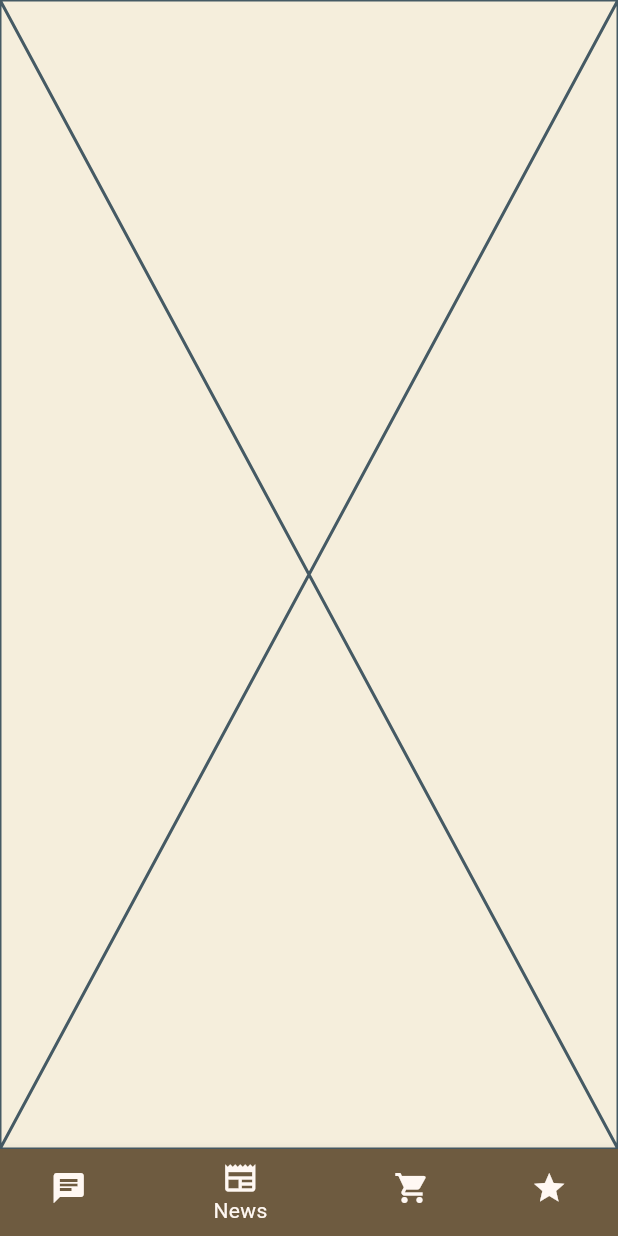
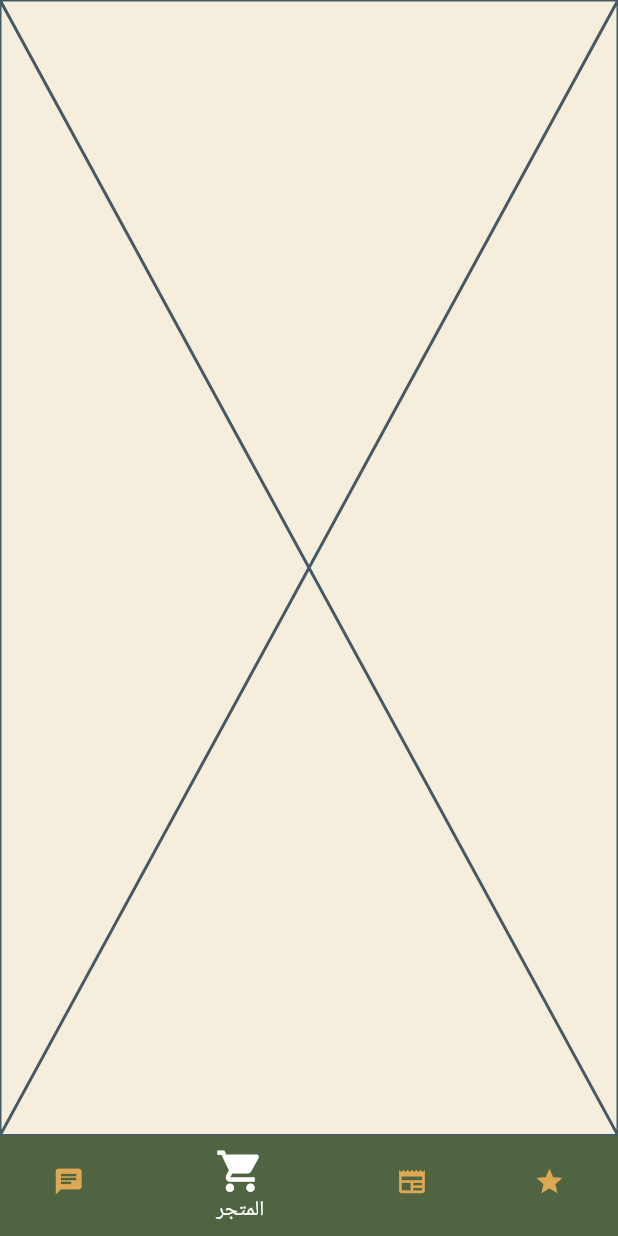
Before and after one commit to MohamedElkady0/chat, a Flutter app: the screen it shows after launch, item 2 of the bottom bar chosen, on a phone screen of 412 x 824 dp. Run offline on Flutter 3.47's test engine with Material 3 defaults, Android fonts, the phone set to English and light mode, and no system bars; our stand-ins replace firebase_auth, firebase_core, flutter_map, font_awesome_flutter, geocoding, geolocator and 4 more; accounts and stored records are empty; Roboto replaces fonts that are missing (Cairo).

```diff
--- a/analysis_options.yaml
+++ b/analysis_options.yaml
@@ -10,6 +10,8 @@
 analyzer:
   errors:
     deprecated_member_use: false
+    avoid_print: false
+    unused_field: false
 
 include: package:flutter_lints/flutter.yaml
 
--- a/lib/fetcher/presentation/views/home/home.dart
+++ b/lib/fetcher/presentation/views/home/home.dart
@@ -1,4 +1,5 @@
 import 'package:flutter/material.dart';
+import 'package:my_chat/core/config/config_app.dart';
 import 'package:my_chat/fetcher/presentation/views/home/widget/chat_w.dart';
 import 'package:my_chat/fetcher/presentation/views/home/widget/enjoyment.dart';
 import 'package:my_chat/fetcher/presentation/views/home/widget/news.dart';
@@ -12,46 +13,56 @@ class HomePage extends StatefulWidget {
 }
 
 class _HomePageState extends State<HomePage> {
-  List<Widget> items = [ChatW(), News(), Shop(), Enjoyment()];
+  int _currentIndex = 0;
 
-  int currentIndex = 0;
+  List<Widget> pages = [ChatW(), News(), Shop(), Enjoyment()];
 
   @override
   Widget build(BuildContext context) {
-    // الوصول إلى الـ provider لتغيير السمة
+    ConfigApp.initConfig(context);
+    double w = ConfigApp.width;
 
-    return Scaffold(
-      body: items[currentIndex],
-      bottomNavigationBar: BottomNavigationBar(
-        items:
-            items.map((item) {
-              return BottomNavigationBarItem(
-                backgroundColor:
-                    item is ChatW
-                        ? Theme.of(context).colorScheme.primary
-                        : item is News
-                        ? Theme.of(context).colorScheme.secondary
-                        : item is Shop
-                        ? Theme.of(context).colorScheme.tertiary
-                        : Theme.of(context).colorScheme.primaryContainer,
-                icon: Icon(
-                  item is ChatW
-                      ? Icons.chat
-                      : item is News
-                      ? Icons.newspaper
-                      : item is Shop
-                      ? Icons.shopping_cart
-                      : Icons.star,
-                ),
-                label: item.runtimeType.toString(),
-              );
-            }).toList(),
-        currentIndex: currentIndex,
-        onTap: (index) {
-          setState(() {
-            currentIndex = index;
-          });
-        },
+    return SafeArea(
+      child: Scaffold(
+        body: pages[_currentIndex],
+        bottomNavigationBar: BottomNavigationBar(
+          elevation: 0,
+          type: BottomNavigationBarType.shifting,
+          selectedIconTheme: Theme.of(context).iconTheme.copyWith(
+            color: Theme.of(context).colorScheme.onTertiary,
+            size: w * 0.08,
+          ),
+          selectedItemColor: Theme.of(context).colorScheme.onTertiary,
+          unselectedItemColor: Theme.of(context).colorScheme.primary,
+
+          unselectedIconTheme: Theme.of(context).iconTheme.copyWith(
+            color: Theme.of(context).colorScheme.primary,
+            size: w * 0.05,
+          ),
+
+          onTap: (value) {
+            setState(() {
+              _currentIndex = value;
+            });
+          },
+          currentIndex: _currentIndex,
+          items: [
+            BottomNavigationBarItem(
+              icon: Icon(Icons.chat),
+              label: 'الدردشات',
+              backgroundColor: Theme.of(context).colorScheme.tertiary,
+            ),
+            BottomNavigationBarItem(
+              icon: Icon(Icons.shopping_cart),
+              label: 'المتجر',
+            ),
+            BottomNavigationBarItem(
+              icon: Icon(Icons.newspaper),
+              label: 'الأخبار',
+            ),
+            BottomNavigationBarItem(icon: Icon(Icons.star), label: 'ترفيه'),
+          ],
+        ),
       ),
     );
   }
--- a/pubspec.yaml
+++ b/pubspec.yaml
@@ -45,6 +45,10 @@ dependencies:
   shimmer: ^3.0.0
   shared_preferences: ^2.5.3
   provider: ^6.1.5
+  flutter_map: ^8.1.1
+  latlong2: ^0.9.1
+  geocoding: ^4.0.0
+  geolocator: ^14.0.1
 
 
 dev_dependencies:
```
Also changed, not shown: lib/fetcher/presentation/views/home/widget/chat_w.dart (+56 -130 lines), lib/fetcher/presentation/views/home/widget/enjoyment.dart (+1 -96 lines), lib/fetcher/presentation/views/home/widget/knowing_friend.dart (added, +122 -0 lines), pubspec.lock, 9 other files.
